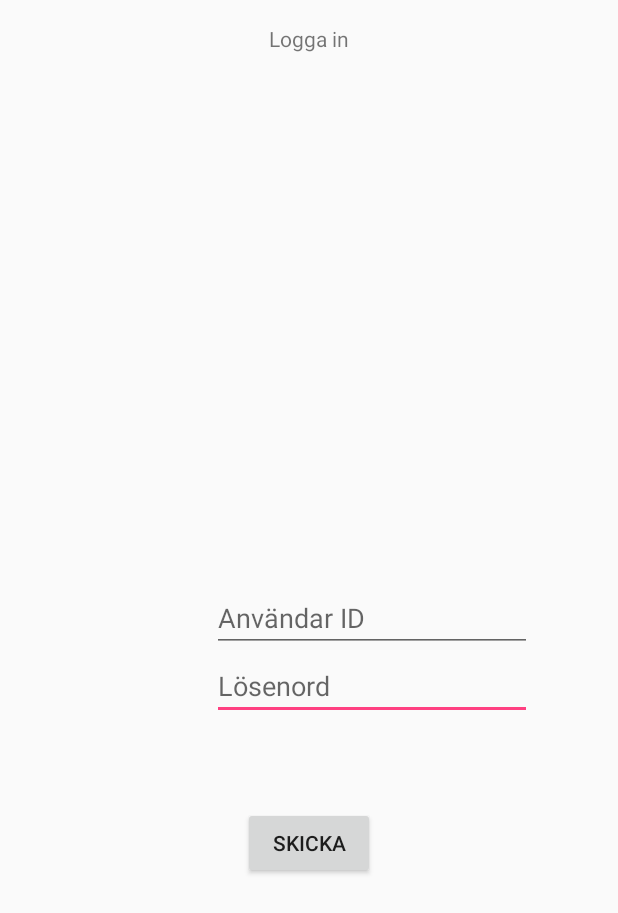
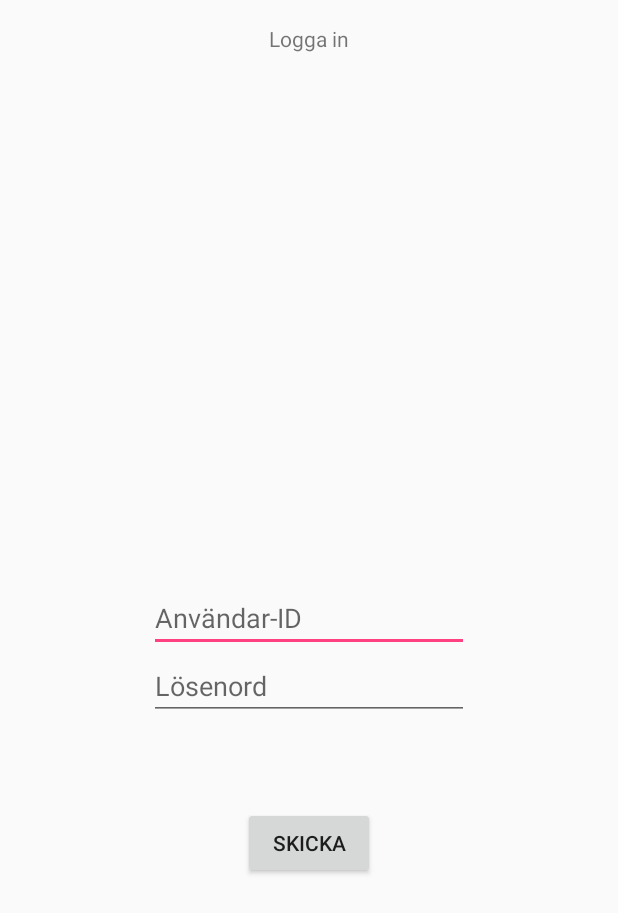
Before and after one commit to scottckr/Packify, an Android app: the layout activity_login.xml on its own in the app's theme, with its tools: preview values and no code run, on a phone screen of 412 x 824 dp. Shown: the top 913 px of the screen. Run offline under Robolectric (Android 15) with nearby library versions, the phone set to English and light mode, and no system bars.

Commit message:
Small random changes, removed cache.xml

```diff
--- a/app/src/main/AndroidManifest.xml
+++ b/app/src/main/AndroidManifest.xml
@@ -28,7 +28,9 @@
         <activity android:name=".UserHandlerActivity"
             android:label="@string/user_handler_label"/>
         <activity android:name=".LoginActivity"
-            android:label="@string/login_label"/>
+            android:label="@string/login_label"
+            android:fitsSystemWindows="true"
+            android:windowSoftInputMode="adjustResize"/>
     </application>
 
 </manifest>
--- a/app/src/main/java/com/scottcrocker/packify/ActiveOrdersActivity.java
+++ b/app/src/main/java/com/scottcrocker/packify/ActiveOrdersActivity.java
@@ -15,14 +15,12 @@ import java.util.List;
 public class ActiveOrdersActivity extends AppCompatActivity {
     private ListView listView;
 
-
-
     @Override
     protected void onCreate(Bundle savedInstanceState) {
         super.onCreate(savedInstanceState);
         setContentView(R.layout.activity_active_orders);
 
-        final List<String> listViewArray = new ArrayList<>();
+        List<String> listViewArray = new ArrayList<>();
 
         listViewArray.add("Order 1");
         listViewArray.add("Order 2");
--- a/app/src/main/java/com/scottcrocker/packify/MainActivity.java
+++ b/app/src/main/java/com/scottcrocker/packify/MainActivity.java
@@ -11,7 +11,7 @@ public class MainActivity extends AppCompatActivity {
         super.onCreate(savedInstanceState);
         setContentView(R.layout.activity_main);
 
-        Intent intent = new Intent(this, SettingsActivity.class);
+        Intent intent = new Intent(this, LoginActivity.class);
         startActivity(intent);
 
 
--- a/app/src/main/res/layout/activity_login.xml
+++ b/app/src/main/res/layout/activity_login.xml
@@ -10,12 +10,10 @@
     android:paddingTop="@dimen/activity_vertical_margin"
     tools:context="com.scottcrocker.packify.LoginActivity">
 
-
     <TextView
         android:layout_width="wrap_content"
         android:layout_height="wrap_content"
         android:text="@string/login_activity_title"
-
         android:layout_alignParentTop="true"
         android:layout_centerHorizontal="true"
         android:id="@+id/login_activity_title"/>
@@ -24,23 +22,22 @@
         android:layout_width="wrap_content"
         android:layout_height="wrap_content"
         android:ems="10"
-        android:id="@+id/input_login_password"
-        android:hint="@string/input_password"
-        android:layout_below="@+id/input_login_id"
-        android:layout_alignLeft="@+id/input_login_id"
-        android:layout_alignStart="@+id/input_login_id"/>
+        android:id="@+id/input_login_id"
+        android:hint="@string/input_userid"
+        android:inputType="number"
+        android:layout_centerHorizontal="true"
+        android:layout_centerVertical="true"/>
 
     <EditText
         android:layout_width="wrap_content"
         android:layout_height="wrap_content"
         android:ems="10"
-        android:id="@+id/input_login_id"
-        android:hint="@string/input_userid"
-        android:layout_centerVertical="true"
-        android:layout_alignParentRight="true"
-        android:layout_alignParentEnd="true"
-        android:layout_marginRight="41dp"
-        android:layout_marginEnd="41dp"/>
+        android:id="@+id/input_login_password"
+        android:inputType="textPassword"
+        android:hint="@string/input_password"
+        android:layout_below="@+id/input_login_id"
+        android:layout_alignLeft="@+id/input_login_id"
+        android:layout_alignStart="@+id/input_login_id"/>
 
     <Button
         android:text="@string/btn_login_submit"
--- a/app/src/main/res/layout/activity_main.xml
+++ b/app/src/main/res/layout/activity_main.xml
@@ -9,9 +9,4 @@
     android:paddingRight="@dimen/activity_horizontal_margin"
     android:paddingTop="@dimen/activity_vertical_margin"
     tools:context="com.scottcrocker.packify.MainActivity">
-
-    <TextView
-        android:layout_width="wrap_content"
-        android:layout_height="wrap_content"
-        android:text="Hello World!" />
 </RelativeLayout>
--- a/app/src/main/res/values/strings.xml
+++ b/app/src/main/res/values/strings.xml
@@ -35,5 +35,5 @@
     <string name="btn_open_map">Vägbeskrivning</string>
     <string name="delivery_date">Levererad 000000 00:00</string>
     <string name="input_password">Lösenord</string>
-    <string name="input_userid">Användar ID</string>
+    <string name="input_userid">Användar-ID</string>
 </resources>
```
Also changed, not shown: app/src/main/java/com/scottcrocker/packify/LoginActivity.java (+14 -10 lines).
